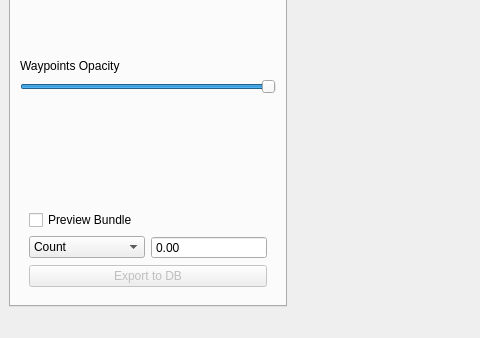
diego0020/braviz-app, file braviz/interaction/qt_guis/logic_bundles.ui: the form before one commit; both pictures show x 0 to 480 and y 407 to 745 of the 1198 by 745 pixel window.
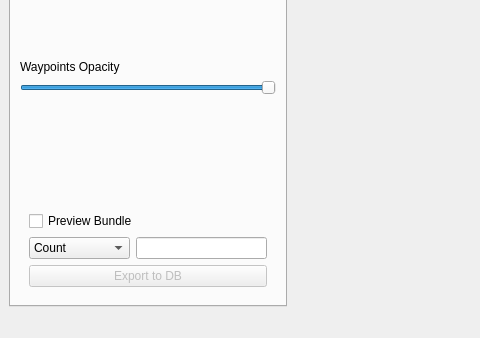
The form after the commit. The open tabs and pages were chosen to show the change. Icons and pictures are not drawn.

Commit message: colors from seaborn in bundles

```diff
--- a/braviz/interaction/qt_guis/logic_bundles.ui
+++ b/braviz/interaction/qt_guis/logic_bundles.ui
@@ -185,25 +185,6 @@
               </property>
              </widget>
             </item>
-            <item row="2" column="1">
-             <widget class="QDoubleSpinBox" name="scalar_box">
-              <property name="locale">
-               <locale language="English" country="UnitedStates"/>
-              </property>
-              <property name="frame">
-               <bool>true</bool>
-              </property>
-              <property name="readOnly">
-               <bool>true</bool>
-              </property>
-              <property name="buttonSymbols">
-               <enum>QAbstractSpinBox::NoButtons</enum>
-              </property>
-              <property name="maximum">
-               <double>100000.000000000000000</double>
-              </property>
-             </widget>
-            </item>
             <item row="3" column="0" colspan="2">
              <widget class="QPushButton" name="export_to_db">
               <property name="enabled">
@@ -214,6 +195,13 @@
               </property>
              </widget>
             </item>
+            <item row="2" column="1">
+             <widget class="QLineEdit" name="scalar_box">
+              <property name="readOnly">
+               <bool>true</bool>
+              </property>
+             </widget>
+            </item>
            </layout>
           </widget>
          </item>
```
Left out of the diff: 15 changed lines with no effect on the pictures. The commit also changes 1 other file.
